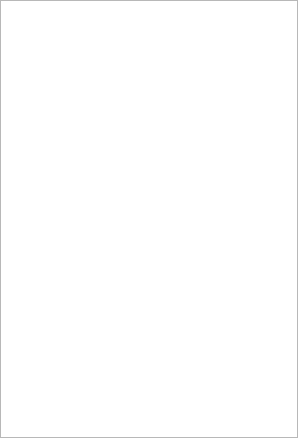
Old version of the form qteditor/QtEditor/assetbrowser.ui in the repository nem0/LumixEngine.
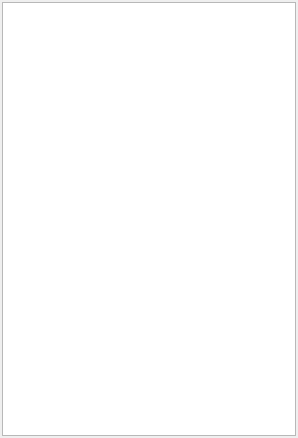
New version of the form.

Patch:
```diff
--- a/qteditor/QtEditor/assetbrowser.ui
+++ b/qteditor/QtEditor/assetbrowser.ui
@@ -16,19 +16,19 @@
   <widget class="QWidget" name="dockWidgetContents">
    <layout class="QVBoxLayout" name="verticalLayout">
     <property name="spacing">
-     <number>0</number>
+     <number>9</number>
     </property>
     <property name="leftMargin">
-     <number>0</number>
+     <number>2</number>
     </property>
     <property name="topMargin">
-     <number>0</number>
+     <number>2</number>
     </property>
     <property name="rightMargin">
-     <number>0</number>
+     <number>2</number>
     </property>
     <property name="bottomMargin">
-     <number>0</number>
+     <number>2</number>
     </property>
     <item>
      <widget class="QTreeView" name="treeView">
```
